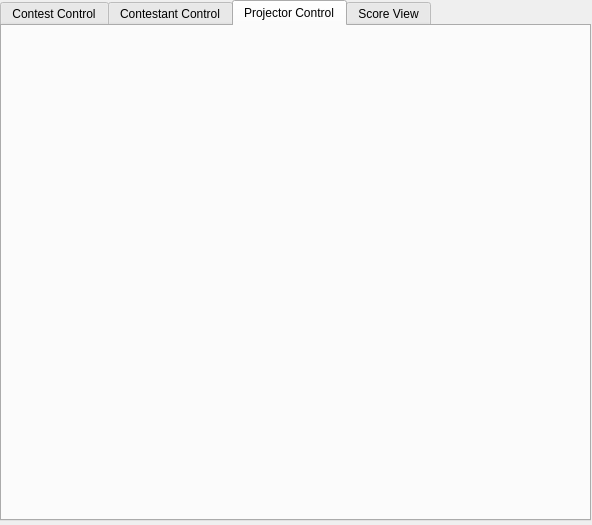
This is src/server/server.ui in trigger-happy/Cerberus as Qt 5 draws it before an edit. The edited form follows.
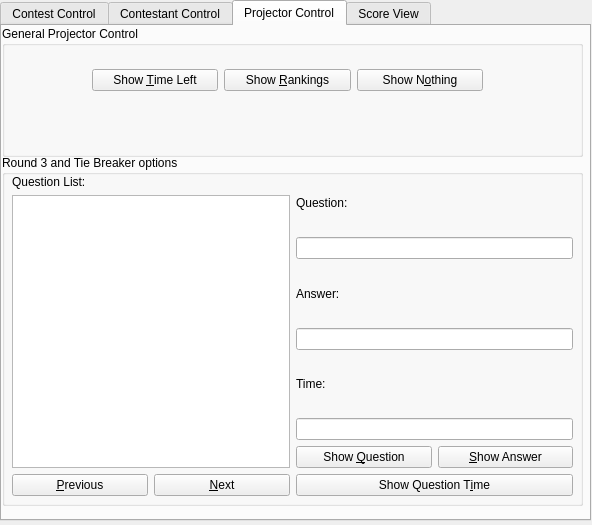
This is the edited form. The open tabs and pages were chosen to show the change.

Commit message: Server: Added projector controls in the UI.

What changed in the file:
```diff
--- a/src/server/server.ui
+++ b/src/server/server.ui
@@ -257,6 +257,180 @@
     <attribute name="title">
      <string>Projector Control</string>
     </attribute>
+    <widget class="QGroupBox" name="groupBox">
+     <property name="geometry">
+      <rect>
+       <x>0</x>
+       <y>0</y>
+       <width>581</width>
+       <height>131</height>
+      </rect>
+     </property>
+     <property name="title">
+      <string>General Projector Control</string>
+     </property>
+     <widget class="QWidget" name="">
+      <property name="geometry">
+       <rect>
+        <x>90</x>
+        <y>40</y>
+        <width>391</width>
+        <height>29</height>
+       </rect>
+      </property>
+      <layout class="QHBoxLayout" name="horizontalLayout_8">
+       <item>
+        <widget class="QPushButton" name="p_con_time_show_btn">
+         <property name="text">
+          <string>Show &amp;Time Left</string>
+         </property>
+        </widget>
+       </item>
+       <item>
+        <widget class="QPushButton" name="p_show_ranks_btn">
+         <property name="text">
+          <string>Show &amp;Rankings</string>
+         </property>
+        </widget>
+       </item>
+       <item>
+        <widget class="QPushButton" name="p_show_nothing_btn">
+         <property name="text">
+          <string>Show N&amp;othing</string>
+         </property>
+        </widget>
+       </item>
+      </layout>
+     </widget>
+    </widget>
+    <widget class="QGroupBox" name="groupBox_2">
+     <property name="geometry">
+      <rect>
+       <x>0</x>
+       <y>129</y>
+       <width>581</width>
+       <height>351</height>
+      </rect>
+     </property>
+     <property name="title">
+      <string>Round 3 and Tie Breaker options</string>
+     </property>
+     <widget class="QWidget" name="">
+      <property name="geometry">
+       <rect>
+        <x>10</x>
+        <y>20</y>
+        <width>561</width>
+        <height>321</height>
+       </rect>
+      </property>
+      <layout class="QHBoxLayout" name="horizontalLayout_11">
+       <item>
+        <layout class="QVBoxLayout" name="verticalLayout_4">
+         <item>
+          <widget class="QLabel" name="label_9">
+           <property name="text">
+            <string>Question List:</string>
+           </property>
+          </widget>
+         </item>
+         <item>
+          <widget class="QListView" name="p_q_listv"/>
+         </item>
+         <item>
+          <layout class="QHBoxLayout" name="horizontalLayout_10">
+           <item>
+            <widget class="QPushButton" name="p_prev_q_btn">
+             <property name="text">
+              <string>&amp;Previous</string>
+             </property>
+            </widget>
+           </item>
+           <item>
+            <widget class="QPushButton" name="p_next_q_btn">
+             <property name="text">
+              <string>&amp;Next</string>
+             </property>
+            </widget>
+           </item>
+          </layout>
+         </item>
+        </layout>
+       </item>
+       <item>
+        <layout class="QVBoxLayout" name="verticalLayout_5">
+         <item>
+          <widget class="QLabel" name="label_6">
+           <property name="text">
+            <string>Question:</string>
+           </property>
+          </widget>
+         </item>
+         <item>
+          <widget class="QLineEdit" name="p_question_line">
+           <property name="readOnly">
+            <bool>true</bool>
+           </property>
+          </widget>
+         </item>
+         <item>
+          <widget class="QLabel" name="label_7">
+           <property name="text">
+            <string>Answer:</string>
+           </property>
+          </widget>
+         </item>
+         <item>
+          <widget class="QLineEdit" name="p_answer_line">
+           <property name="readOnly">
+            <bool>true</bool>
+           </property>
+          </widget>
+         </item>
+         <item>
+          <widget class="QLabel" name="label_10">
+           <property name="text">
+            <string>Time:</string>
+           </property>
+          </widget>
+         </item>
+         <item>
+          <widget class="QLineEdit" name="p_time_line">
+           <property name="readOnly">
+            <bool>true</bool>
+           </property>
+          </widget>
+         </item>
+         <item>
+          <layout class="QHBoxLayout" name="horizontalLayout_9">
+           <item>
+            <widget class="QPushButton" name="p_show_q_btn">
+             <property name="text">
+              <string>Show &amp;Question</string>
+             </property>
+            </widget>
+           </item>
+           <item>
+            <widget class="QPushButton" name="p_show_a_btn">
+             <property name="text">
+              <string>&amp;Show Answer</string>
+             </property>
+            </widget>
+           </item>
+          </layout>
+         </item>
+         <item>
+          <widget class="QPushButton" name="p_show_qtime_btn">
+           <property name="text">
+            <string>Show Question T&amp;ime</string>
+           </property>
+          </widget>
+         </item>
+        </layout>
+       </item>
+      </layout>
+     </widget>
+    </widget>
    </widget>
    <widget class="QWidget" name="tab_5">
     <attribute name="title">
```
Left out of the diff: 71 changed lines with no effect on the pictures. Lines whose indentation alone changed are shown as unchanged.
